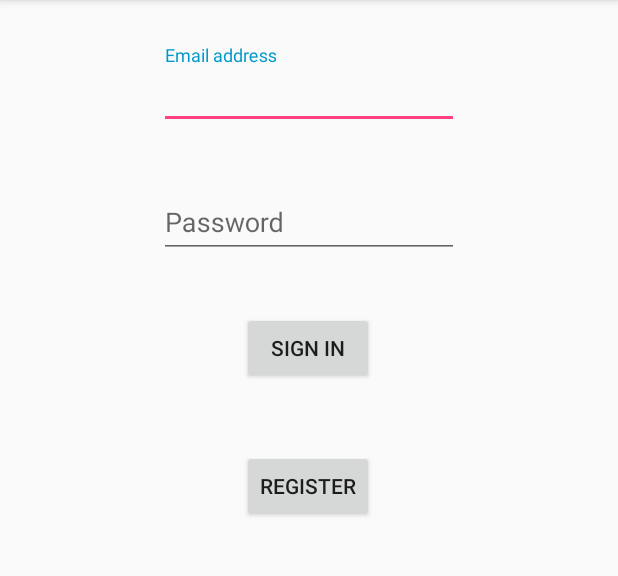
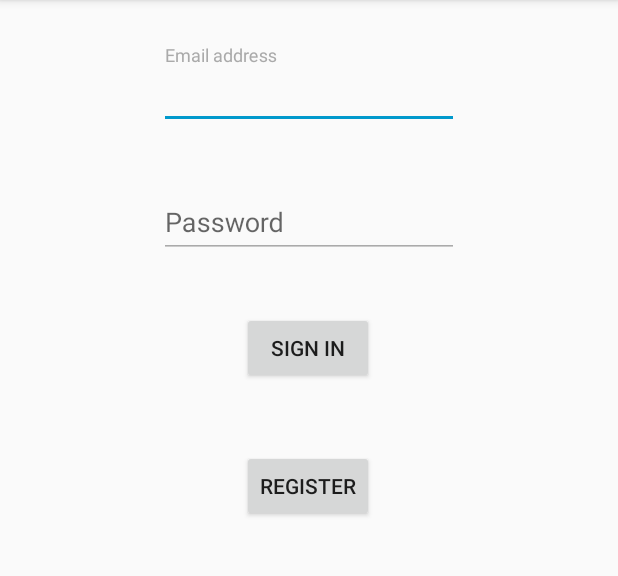
Before and after one commit to madziakaczynska/Training, an Android app: the fragment LoginFragment shown on its own in the app's theme, on a phone screen of 412 x 824 dp, the part 84-660 px from its top. Run offline under Robolectric (Android 15) with nearby library versions, the phone set to English and light mode, and no system bars; our stand-ins replace Dagger/Hilt's generated code, data binding; 6 statements that could not run were skipped.

Commit message:
onFocusChanged

```diff
--- a/app/src/main/java/pro/kaczynska/training/dagger/TrainingApplicationComponent.java
+++ b/app/src/main/java/pro/kaczynska/training/dagger/TrainingApplicationComponent.java
@@ -15,6 +15,5 @@ import pro.kaczynska.training.views.ErrorMessage;
 @Component(modules = {TrainingApplicationModule.class})
 public interface TrainingApplicationComponent {
     void inject(ValidateFieldStrategy strategy);
-
     void inject(ErrorMessage errorMessage);
 }
--- a/app/src/main/java/pro/kaczynska/training/dagger/TrainingApplicationModule.java
+++ b/app/src/main/java/pro/kaczynska/training/dagger/TrainingApplicationModule.java
@@ -6,7 +6,9 @@ import javax.inject.Singleton;
 
 import dagger.Module;
 import dagger.Provides;
+import pro.kaczynska.training.ObservableString;
 import pro.kaczynska.training.TrainingApplication;
+import pro.kaczynska.training.strategy.ValidateFieldStrategy;
 import pro.kaczynska.training.views.ErrorMessage;
 
 /**
--- a/app/src/main/java/pro/kaczynska/training/strategy/EmailValidationStrategy.java
+++ b/app/src/main/java/pro/kaczynska/training/strategy/EmailValidationStrategy.java
@@ -1,5 +1,6 @@
 package pro.kaczynska.training.strategy;
 
+import android.text.TextUtils;
 import android.util.Patterns;
 
 import java.util.regex.Pattern;
@@ -11,7 +12,6 @@ import pro.kaczynska.training.ObservableString;
  */
 
 public class EmailValidationStrategy extends ValidateFieldStrategy {
-    private boolean checkNotRequired = false;
 
     @Override
     String getFieldRequiredMessage() {
@@ -25,16 +25,15 @@ public class EmailValidationStrategy extends ValidateFieldStrategy {
 
     @Override
     boolean isFieldFilled(ObservableString field) {
-        return checkNotRequired || !field.get().isEmpty();
+        return !field.get().isEmpty();
     }
 
     @Override
     boolean isValueValid(ObservableString field) {
+        if (TextUtils.isEmpty(field.get())) {
+            return true;
+        }
         Pattern fieldPattern = Patterns.EMAIL_ADDRESS;
         return fieldPattern.matcher(field.get()).matches();
     }
-
-    public void setCheckNotRequired(boolean checkNotRequired) {
-        this.checkNotRequired = checkNotRequired;
-    }
 }
--- /dev/null
+++ b/app/src/main/java/pro/kaczynska/training/viewModels/FieldViewModel.java
@@ -0,0 +1,46 @@
+package pro.kaczynska.training.viewModels;
+
+import android.databinding.ObservableInt;
+import android.view.View;
+
+import pro.kaczynska.training.ObservableString;
+import pro.kaczynska.training.R;
+import pro.kaczynska.training.strategy.ValidateFieldStrategy;
+
+/**
+ * Created by mky on 14.06.2017.
+ */
+
+public class FieldViewModel {
+    private static final int ACTIVE_STYLE = R.style.textinput_active;
+    private static final int ERROR_STYLE = R.style.textinput_error;
+    private static final int INACTIVE_STYLE = R.style.textinput_inactive;
+    public ObservableString field = new ObservableString();
+    public ObservableString error = new ObservableString();
+    public View.OnFocusChangeListener onFocusChange;
+    public ObservableInt textAppearance = new ObservableInt(INACTIVE_STYLE);
+    private ValidateFieldStrategy validateFieldStrategy;
+
+
+    public FieldViewModel(ValidateFieldStrategy validateFieldStrategy) {
+        this.validateFieldStrategy = validateFieldStrategy;
+        init();
+    }
+
+    private void init() {
+        onFocusChange = new View.OnFocusChangeListener() {
+            @Override
+            public void onFocusChange(View v, boolean hasFocus) {
+                int color;
+                if (!hasFocus) {
+                    boolean isFieldValid = validateFieldStrategy.checkField(field, error);
+                    color = (isFieldValid) ? INACTIVE_STYLE : ERROR_STYLE;
+                } else {
+                    error.set(null);
+                    color = ACTIVE_STYLE;
+                }
+                textAppearance.set(color);
+            }
+        };
+    }
+}
--- a/app/src/main/java/pro/kaczynska/training/viewModels/LoginViewModel.java
+++ b/app/src/main/java/pro/kaczynska/training/viewModels/LoginViewModel.java
@@ -1,8 +1,8 @@
 package pro.kaczynska.training.viewModels;
 
 import android.arch.lifecycle.ViewModel;
+import android.databinding.BindingAdapter;
 import android.databinding.BindingConversion;
-import android.databinding.Observable;
 import android.databinding.ObservableBoolean;
 import android.databinding.ObservableInt;
 import android.view.View;
@@ -12,19 +12,15 @@ import pro.kaczynska.training.ObservableString;
 import pro.kaczynska.training.R;
 import pro.kaczynska.training.strategy.EmailValidationStrategy;
 import pro.kaczynska.training.strategy.PasswordValidationStrategy;
+import pro.kaczynska.training.strategy.ValidateFieldStrategy;
 
 
 public class LoginViewModel extends ViewModel {
 
+    public FieldViewModel emailViewModel;
+    public FieldViewModel passwordViewModel;
+//    private ObservableInt textStyle = new ObservableInt(R.style.textinput_inprogress);
 
-    public ObservableString emailError = new ObservableString();
-    public ObservableString passwordError = new ObservableString();
-    public ObservableString email = new ObservableString();
-    public ObservableString password = new ObservableString();
-    private ObservableInt textStyle = new ObservableInt(R.style.textinput_inprogress);
-    private ObservableBoolean errorEnabled = new ObservableBoolean(false);
-    private EmailValidationStrategy emailValidationStrategy;
-    private PasswordValidationStrategy passwordValidationStrategy;
 
     public LoginViewModel() {
         init();
@@ -36,41 +32,42 @@ public class LoginViewModel extends ViewModel {
         return observableString.get();
     }
 
-    public ObservableInt getTextStyle() {
-        return textStyle;
+    @BindingAdapter("onFocusChange")
+    public static void setOnFocusChange(EditText editText,
+                                        View.OnFocusChangeListener listener) {
+        if (listener != null) {
+            editText.setOnFocusChangeListener(listener);
+        }
     }
 
-    public ObservableBoolean getErrorEnabled() {
-        return errorEnabled;
-    }
+
 
     private void init() {
-        emailValidationStrategy = new EmailValidationStrategy();
-        emailValidationStrategy.setCheckNotRequired(true);
-        passwordValidationStrategy = new PasswordValidationStrategy();
-        email.addOnPropertyChangedCallback(new Observable.OnPropertyChangedCallback() {
-            @Override
-            public void onPropertyChanged(Observable observable, int i) {
-                emailValidationStrategy.checkField(email, emailError);
-            }
-        });
-        password.addOnPropertyChangedCallback(new Observable.OnPropertyChangedCallback() {
-            @Override
-            public void onPropertyChanged(Observable observable, int i) {
-                passwordValidationStrategy.checkField(password, passwordError);
-            }
-        });
-    }
-
-    public EditText.OnFocusChangeListener setOnFocusChanged() {
-        return new EditText.OnFocusChangeListener() {
-            @Override
-            public void onFocusChange(View v, boolean hasFocus) {
-                if (hasFocus) {
-                    emailValidationStrategy.setCheckNotRequired(false);
-                    emailValidationStrategy.checkField(email, emailError);
-                }
-            }
-        };
+        ValidateFieldStrategy emailValidationStrategy = new EmailValidationStrategy();
+        ValidateFieldStrategy passwordValidationStrategy = new PasswordValidationStrategy();
+//        email.addOnPropertyChangedCallback(new Observable.OnPropertyChangedCallback() {
+//            @Override
+//            public void onPropertyChanged(Observable observable, int i) {
+//                emailValidationStrategy.checkField(email, emailError);
+//            }
+//        });
+//        password.addOnPropertyChangedCallback(new Observable.OnPropertyChangedCallback() {
+//            @Override
+//            public void onPropertyChanged(Observable observable, int i) {
+//                passwordValidationStrategy.checkField(password, passwordError);
+//            }
+//        });
+//
+//        onFocusChange = new View.OnFocusChangeListener() {
+//            @Override
+//            public void onFocusChange(View v, boolean hasFocus) {
+//                if (hasFocus) {
+//                    emailValidationStrategy.setCheckNotRequired(false);
+//                    emailValidationStrategy.checkField(email, emailError);
+//                }
+//            }
+//        };
+        emailViewModel = new FieldViewModel(emailValidationStrategy);
+        passwordViewModel = new FieldViewModel(passwordValidationStrategy);
     }
 }
--- a/app/src/main/java/pro/kaczynska/training/views/fragments/LoginFragment.java
+++ b/app/src/main/java/pro/kaczynska/training/views/fragments/LoginFragment.java
@@ -25,7 +25,6 @@ public class LoginFragment extends LifecycleFragment {
     public View onCreateView(LayoutInflater inflater, ViewGroup container,
                              Bundle savedInstanceState) {
 
-
         loginBinding = DataBindingUtil.inflate(inflater, R.layout.fragment_login, container, false);
         LoginViewModel loginViewModel = new LoginViewModel();
         loginBinding.setLoginViewModel(loginViewModel);
--- a/app/src/main/res/layout/fragment_login.xml
+++ b/app/src/main/res/layout/fragment_login.xml
@@ -7,9 +7,19 @@
 
         <import type="pro.kaczynska.training.viewModels.LoginViewModel" />
 
+        <import type="pro.kaczynska.training.viewModels.FieldViewModel" />
+
         <variable
             name="loginViewModel"
             type="pro.kaczynska.training.viewModels.LoginViewModel" />
+
+        <variable
+            name="emailViewModel"
+            type="pro.kaczynska.training.viewModels.FieldViewModel" />
+
+        <variable
+            name="passwordViewModel"
+            type="pro.kaczynska.training.viewModels.FieldViewModel" />
     </data>
 
     <android.support.constraint.ConstraintLayout
@@ -52,10 +62,9 @@
             android:layout_marginLeft="8dp"
             android:layout_marginRight="8dp"
             android:layout_marginTop="30dp"
-            app:errorEnabled="@{loginViewModel.errorEnabled}"
-            app:error="@{loginViewModel.emailError}"
-            app:errorTextAppearance="@{loginViewModel.textStyle}"
-            app:hintTextAppearance="@{loginViewModel.textStyle}"
+            app:error="@{loginViewModel.emailViewModel.error}"
+            app:errorTextAppearance="@{loginViewModel.emailViewModel.textAppearance}"
+            app:hintTextAppearance="@{loginViewModel.emailViewModel.textAppearance}"
             app:layout_constraintLeft_toLeftOf="parent"
             app:layout_constraintRight_toRightOf="parent"
             app:layout_constraintTop_toTopOf="parent">
@@ -66,7 +75,8 @@
                 android:layout_height="wrap_content"
                 android:hint="@string/email_hint"
                 android:inputType="textEmailAddress"
-                android:text="@{loginViewModel.email}" />
+                android:text="@{loginViewModel.emailViewModel.field}"
+                app:onFocusChange="@{loginViewModel.emailViewModel.onFocusChange}" />
         </android.support.design.widget.TextInputLayout>
 
         <android.support.design.widget.TextInputLayout
@@ -76,10 +86,9 @@
             android:layout_marginLeft="8dp"
             android:layout_marginRight="8dp"
             android:layout_marginTop="30dp"
-            app:errorEnabled="@{loginViewModel.errorEnabled}"
-            app:error="@{loginViewModel.passwordError}"
-            app:errorTextAppearance="@{loginViewModel.textStyle}"
-            app:hintTextAppearance="@{loginViewModel.textStyle}"
+            app:error="@{loginViewModel.passwordViewModel.error}"
+            app:errorTextAppearance="@{loginViewModel.passwordViewModel.textAppearance}"
+            app:hintTextAppearance="@{loginViewModel.passwordViewModel.textAppearance}"
             app:layout_constraintLeft_toLeftOf="parent"
             app:layout_constraintRight_toRightOf="parent"
             app:layout_constraintTop_toBottomOf="@id/login_email_layout">
@@ -89,9 +98,9 @@
                 android:layout_width="match_parent"
                 android:layout_height="wrap_content"
                 android:hint="@string/password_hint"
-                app:onFocusChangeListener="@{viewModel.onFocusChanged}"
                 android:inputType="numberPassword"
-                android:text="@{loginViewModel.password}" />
+                android:text="@{loginViewModel.passwordViewModel.field}"
+                app:onFocusChange="@{loginViewModel.passwordViewModel.onFocusChange}" />
         </android.support.design.widget.TextInputLayout>
 
     </android.support.constraint.ConstraintLayout>
--- a/app/src/main/res/layout/fragment_register.xml
+++ b/app/src/main/res/layout/fragment_register.xml
@@ -45,7 +45,7 @@
             app:layout_constraintTop_toBottomOf="@+id/first_name" />
 
         <EditText
-            android:id="@+id/email"
+            android:id="@+id/field"
             android:layout_width="wrap_content"
             android:layout_height="wrap_content"
             android:layout_marginEnd="8dp"
@@ -70,7 +70,7 @@
             android:text="@{registerViewModel.password}"
             app:layout_constraintEnd_toEndOf="parent"
             app:layout_constraintStart_toStartOf="parent"
-            app:layout_constraintTop_toBottomOf="@+id/email" />
+            app:layout_constraintTop_toBottomOf="@+id/field" />
 
     </android.support.constraint.ConstraintLayout>
 </layout>
--- a/app/src/main/res/values/strings.xml
+++ b/app/src/main/res/values/strings.xml
@@ -8,7 +8,7 @@
     <string name="email_value">mky@test.pl</string>
     <string name="password_value">mky</string>
     <string name="password_pattern">[a-zA-Z0-9\\!\\@\\#\\$]{8,24}</string>
-    <string name="error_email">Invalid email</string>
+    <string name="error_email">Invalid field</string>
     <string name="error_password">Invalid password</string>
     <string name="error_password_too_short">Password is too short</string>
     <string name="error_email_empty">Email required</string>
--- a/app/src/main/res/values/styles.xml
+++ b/app/src/main/res/values/styles.xml
@@ -6,15 +6,23 @@
         <item name="colorPrimary">@color/colorPrimary</item>
         <item name="colorPrimaryDark">@color/colorPrimaryDark</item>
         <item name="colorAccent">@color/colorAccent</item>
+        <item name="colorControlNormal">@android:color/darker_gray</item>
+        <item name="colorControlActivated">@android:color/holo_blue_dark</item>
+        <item name="colorControlHighlight">@android:color/holo_red_dark</item>
     </style>
 
-    <style name="textinput_inprogress" parent="@android:style/TextAppearance">
+    <style name="textinput_active" parent="@android:style/TextAppearance">
         <item name="android:textColor">@android:color/holo_blue_dark</item>
         <item name="android:textSize">12dp</item>
     </style>
 
     <style name="textinput_error" parent="@android:style/TextAppearance">
-        <item name="android:textColor">@android:color/holo_red_dark</item>
+    <item name="android:textColor">@android:color/holo_red_dark</item>
+    <item name="android:textSize">12dp</item>
+</style>
+
+    <style name="textinput_inactive" parent="@android:style/TextAppearance">
+        <item name="android:textColor">@android:color/darker_gray</item>
         <item name="android:textSize">12dp</item>
     </style>
 
```
Also changed, not shown: app/src/main/java/pro/kaczynska/training/strategy/ValidateFieldStrategy.java (+4 -3 lines).
